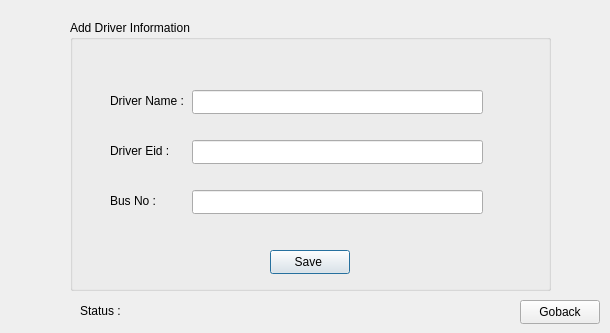
This is addbusinfo.ui in ozaishan/Project-Busbee as Qt 5 draws it before an edit. The edited form follows.
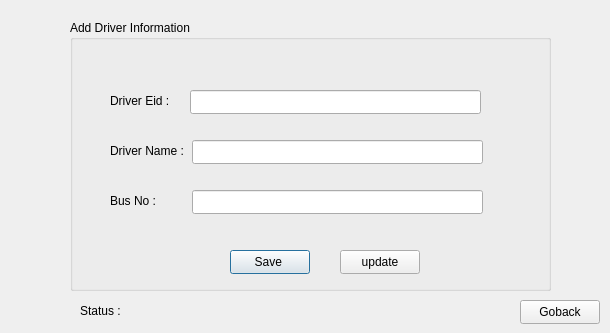
This is the edited form.

```diff
--- a/addbusinfo.ui
+++ b/addbusinfo.ui
@@ -42,7 +42,7 @@
     <property name="geometry">
      <rect>
       <x>40</x>
-      <y>70</y>
+      <y>120</y>
       <width>81</width>
       <height>21</height>
      </rect>
@@ -55,7 +55,7 @@
     <property name="geometry">
      <rect>
       <x>40</x>
-      <y>120</y>
+      <y>70</y>
       <width>81</width>
       <height>21</height>
      </rect>
@@ -81,7 +81,7 @@
     <property name="geometry">
      <rect>
       <x>122</x>
-      <y>70</y>
+      <y>120</y>
       <width>291</width>
       <height>24</height>
      </rect>
@@ -90,8 +90,8 @@
    <widget class="QLineEdit" name="lineEdit_2">
     <property name="geometry">
      <rect>
-      <x>122</x>
-      <y>120</y>
+      <x>120</x>
+      <y>70</y>
       <width>291</width>
       <height>24</height>
      </rect>
@@ -110,7 +110,7 @@
    <widget class="QPushButton" name="Push_save">
     <property name="geometry">
      <rect>
-      <x>200</x>
+      <x>160</x>
       <y>230</y>
       <width>80</width>
       <height>24</height>
@@ -120,6 +120,19 @@
      <string>Save </string>
     </property>
    </widget>
+   <widget class="QPushButton" name="push_udate">
+    <property name="geometry">
+     <rect>
+      <x>270</x>
+      <y>230</y>
+      <width>80</width>
+      <height>24</height>
+     </rect>
+    </property>
+    <property name="text">
+     <string>update</string>
+    </property>
+   </widget>
   </widget>
   <widget class="QPushButton" name="GoBack">
    <property name="geometry">
```
